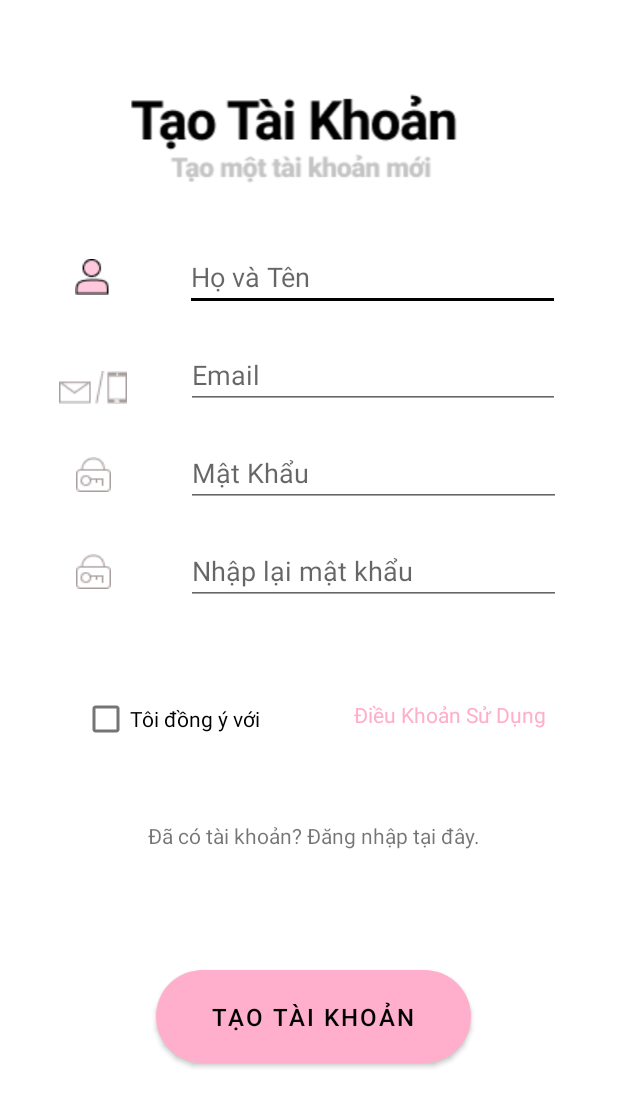
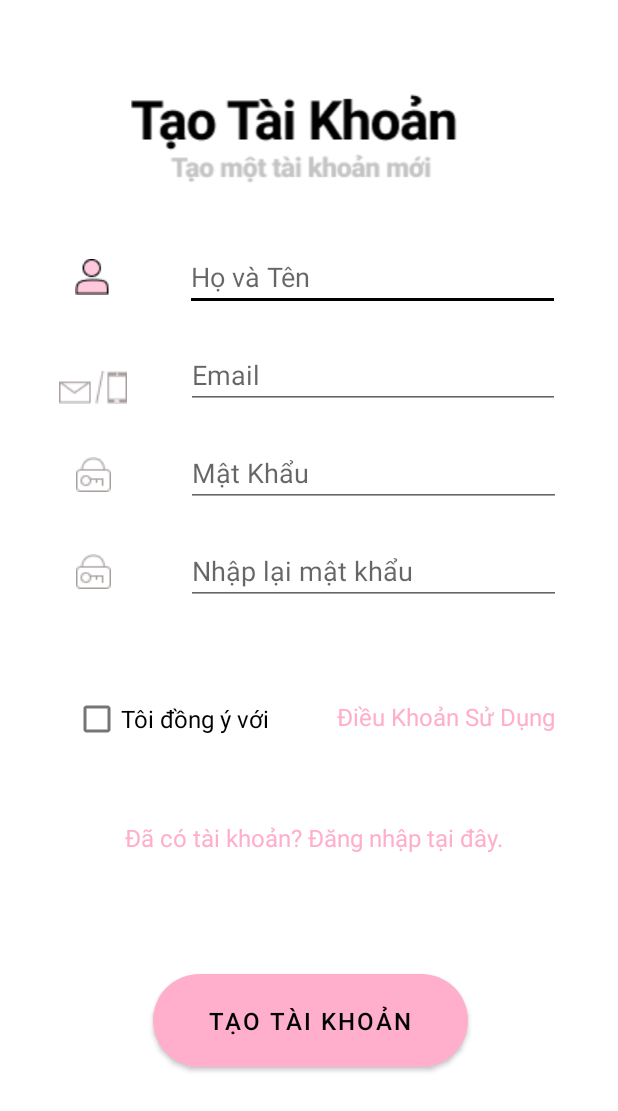
Before and after one commit to nvhieu-04/android-b4u, an Android app: the screen it shows after launch (CreateAccountActivity), on a phone screen of 412 x 824 dp. Shown: the top 1111 px of the screen. Run offline under Robolectric (Android 15) with nearby library versions, the phone set to English and light mode, and no system bars; our stand-ins replace Firebase (no records; nobody signed in at launch, a user with empty details on screens opened directly).

Commit message:
textSize

```diff
--- a/app/src/main/res/layout/activity_create_account.xml
+++ b/app/src/main/res/layout/activity_create_account.xml
@@ -137,6 +137,7 @@
         android:layout_alignParentEnd="true"
         android:layout_marginTop="52dp"
         android:text="Tôi đồng ý với "
+        android:textSize="16sp"
         app:layout_constraintEnd_toStartOf="@+id/textForgetPassword"
         app:layout_constraintStart_toStartOf="@+id/imageView5"
         app:layout_constraintTop_toBottomOf="@+id/editTextConfirmPassword" />
@@ -152,6 +153,7 @@
         android:layout_marginTop="63dp"
         android:text="Điều Khoản Sử Dụng"
         android:textColor="@color/colorPrimary"
+        android:textSize="16sp"
         app:layout_constraintEnd_toEndOf="@+id/editTextConfirmPassword"
         app:layout_constraintStart_toEndOf="@+id/checkBox"
         app:layout_constraintTop_toBottomOf="@+id/editTextConfirmPassword" />
@@ -179,6 +181,8 @@
         android:layout_height="wrap_content"
         android:layout_marginTop="44dp"
         android:text="Đã có tài khoản? Đăng nhập tại đây."
+        android:textColor="@color/colorPrimary"
+        android:textSize="16sp"
         app:layout_constraintEnd_toEndOf="@+id/textForgetPassword"
         app:layout_constraintStart_toStartOf="@+id/checkBox"
         app:layout_constraintTop_toBottomOf="@+id/checkBox" />
--- a/app/src/main/res/layout/activity_login.xml
+++ b/app/src/main/res/layout/activity_login.xml
@@ -93,7 +93,7 @@
         android:layout_alignParentEnd="true"
         android:layout_alignParentBottom="true"
         android:layout_marginTop="40dp"
-        android:text="Quên tài khoản?"
+        android:text="Quên tài khoản hoặc mật khẩu?"
         android:textColor="@color/colorPrimary"
         app:layout_constraintEnd_toEndOf="@+id/login_button"
         app:layout_constraintStart_toStartOf="@+id/login_button"
```
